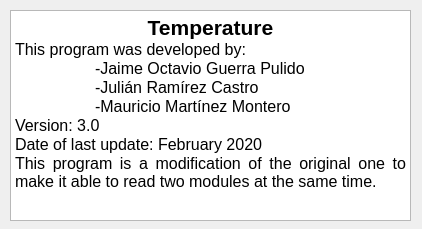
Qt form MonTemp/info.ui (Julian-RC/Inter-Mon-Temp) before a commit.
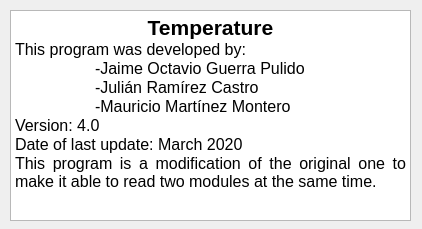
The same form after that commit.

Diff of the .ui file:
```diff
--- a/MonTemp/info.ui
+++ b/MonTemp/info.ui
@@ -32,8 +32,8 @@
 &lt;p align=&quot;justify&quot; style=&quot; margin-top:0px; margin-bottom:0px; margin-left:0px; margin-right:0px; -qt-block-indent:0; text-indent:0px;&quot;&gt;&lt;span style=&quot; font-size:12pt;&quot;&gt;	-Jaime Octavio Guerra Pulido &lt;/span&gt;&lt;/p&gt;
 &lt;p align=&quot;justify&quot; style=&quot; margin-top:0px; margin-bottom:0px; margin-left:0px; margin-right:0px; -qt-block-indent:0; text-indent:0px;&quot;&gt;&lt;span style=&quot; font-size:12pt;&quot;&gt;	-Julián Ramírez Castro&lt;/span&gt;&lt;/p&gt;
 &lt;p align=&quot;justify&quot; style=&quot; margin-top:0px; margin-bottom:0px; margin-left:0px; margin-right:0px; -qt-block-indent:0; text-indent:0px;&quot;&gt;&lt;span style=&quot; font-size:12pt;&quot;&gt;	-Mauricio Martínez Montero&lt;/span&gt;&lt;/p&gt;
-&lt;p align=&quot;justify&quot; style=&quot; margin-top:0px; margin-bottom:0px; margin-left:0px; margin-right:0px; -qt-block-indent:0; text-indent:0px;&quot;&gt;&lt;span style=&quot; font-size:12pt;&quot;&gt;Version: 3.0&lt;/span&gt;&lt;/p&gt;
-&lt;p align=&quot;justify&quot; style=&quot; margin-top:0px; margin-bottom:0px; margin-left:0px; margin-right:0px; -qt-block-indent:0; text-indent:0px;&quot;&gt;&lt;span style=&quot; font-size:12pt;&quot;&gt;Date of last update: February 2020&lt;/span&gt;&lt;/p&gt;
+&lt;p align=&quot;justify&quot; style=&quot; margin-top:0px; margin-bottom:0px; margin-left:0px; margin-right:0px; -qt-block-indent:0; text-indent:0px;&quot;&gt;&lt;span style=&quot; font-size:12pt;&quot;&gt;Version: 4.0&lt;/span&gt;&lt;/p&gt;
+&lt;p align=&quot;justify&quot; style=&quot; margin-top:0px; margin-bottom:0px; margin-left:0px; margin-right:0px; -qt-block-indent:0; text-indent:0px;&quot;&gt;&lt;span style=&quot; font-size:12pt;&quot;&gt;Date of last update: March 2020&lt;/span&gt;&lt;/p&gt;
 &lt;p align=&quot;justify&quot; style=&quot; margin-top:0px; margin-bottom:0px; margin-left:0px; margin-right:0px; -qt-block-indent:0; text-indent:0px;&quot;&gt;&lt;span style=&quot; font-size:12pt;&quot;&gt;This program is a modification of the original one to make it able to read two modules at the same time.&lt;/span&gt;&lt;/p&gt;&lt;/body&gt;&lt;/html&gt;</string>
    </property>
   </widget>
```
